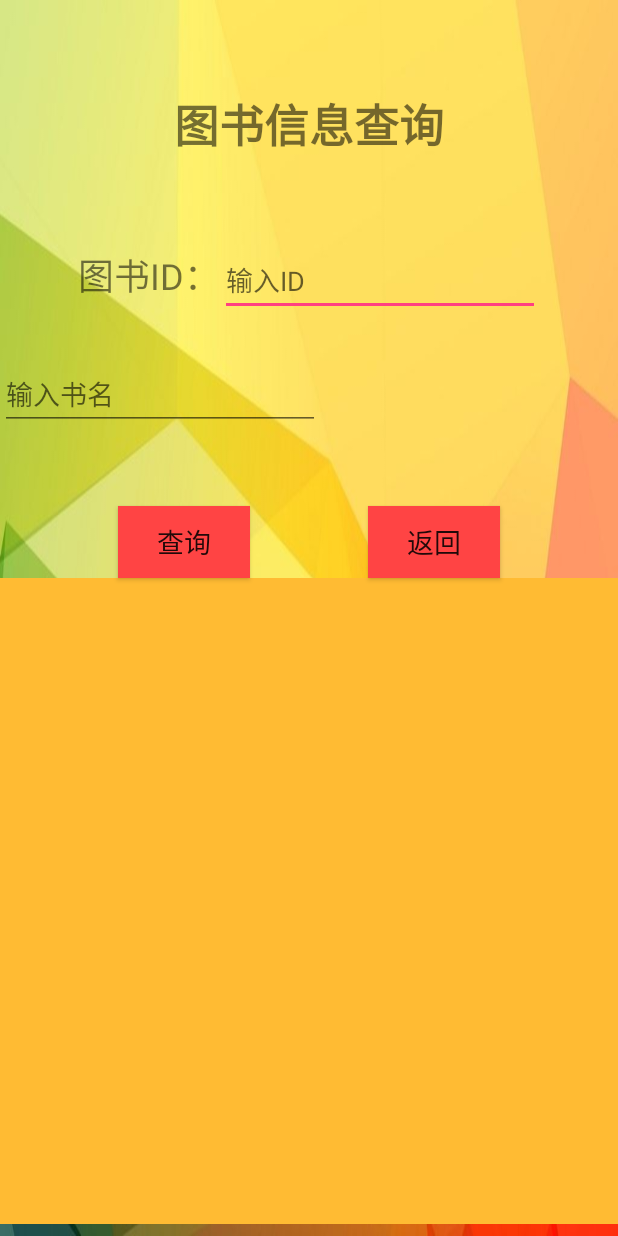
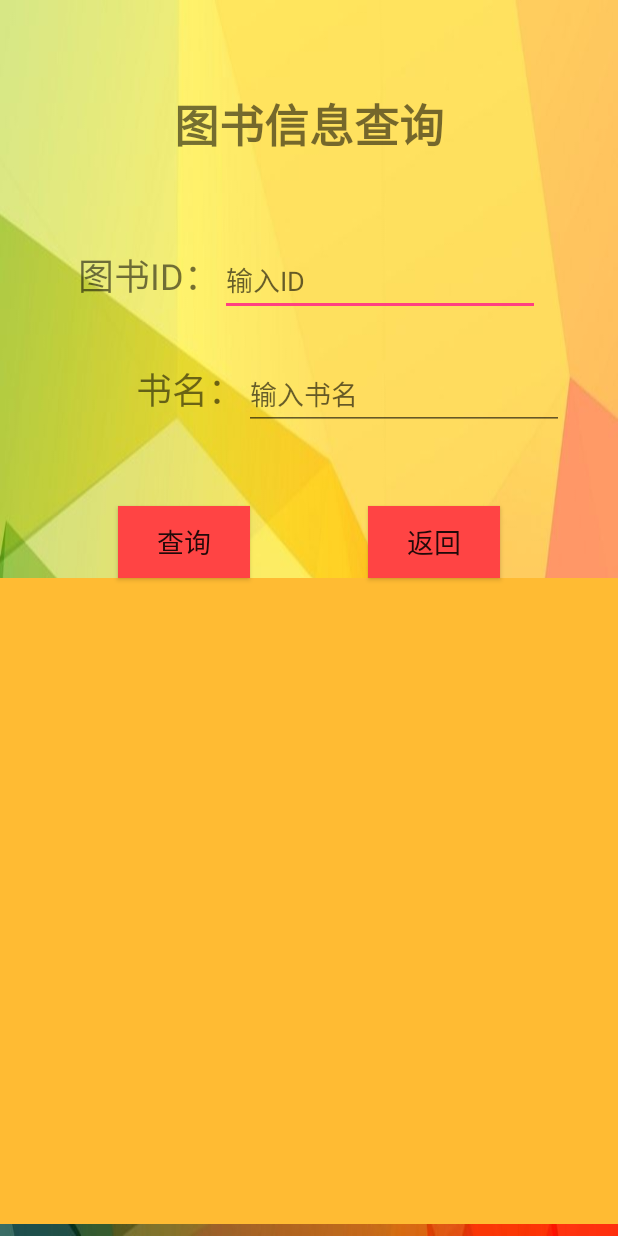
Before and after one commit to zjx1711605034/M171, an Android app: the layout activity_tushucx.xml on its own in the app's theme, with its tools: preview values and no code run, on a phone screen of 412 x 824 dp. Run offline under Robolectric (Android 15) with nearby library versions, the phone set to English and light mode, and no system bars.

Commit message:
主界面跳转

```diff
--- a/app/src/main/res/layout/activity_tushucx.xml
+++ b/app/src/main/res/layout/activity_tushucx.xml
@@ -65,11 +65,13 @@
         android:id="@+id/edt_main_name"
         android:layout_width="wrap_content"
         android:layout_height="wrap_content"
+        android:layout_marginEnd="36dp"
+        android:layout_marginRight="36dp"
         android:ems="10"
         android:hint="输入书名"
         android:inputType="textPersonName"
         app:layout_constraintBaseline_toBaselineOf="@+id/tv_main_name"
-        tools:layout_editor_absoluteX="133dp" />
+        app:layout_constraintEnd_toEndOf="parent" />
 
     <TextView
         android:id="@+id/tv_main_show"
@@ -81,10 +83,10 @@
         app:layout_constraintEnd_toEndOf="parent"
         app:layout_constraintHorizontal_bias="0.0"
         app:layout_constraintStart_toStartOf="parent"
-        app:layout_constraintTop_toBottomOf="@+id/but_main_cx" />
+        app:layout_constraintTop_toBottomOf="@+id/btn_tushu_check" />
 
     <Button
-        android:id="@+id/but_main_cx"
+        android:id="@+id/btn_tushu_check"
         android:layout_width="wrap_content"
         android:layout_height="wrap_content"
         android:layout_marginStart="8dp"
@@ -95,13 +97,13 @@
         android:background="@android:color/holo_red_light"
         android:text="查询"
         android:textSize="18sp"
-        app:layout_constraintEnd_toStartOf="@+id/but_main_back"
+        app:layout_constraintEnd_toStartOf="@+id/btn_tushu_return"
         app:layout_constraintHorizontal_bias="0.5"
         app:layout_constraintStart_toStartOf="parent"
         app:layout_constraintTop_toBottomOf="@+id/tv_main_name" />
 
     <Button
-        android:id="@+id/but_main_back"
+        android:id="@+id/btn_tushu_return"
         android:layout_width="wrap_content"
         android:layout_height="wrap_content"
         android:layout_marginEnd="8dp"
@@ -109,9 +111,9 @@
         android:background="@android:color/holo_red_light"
         android:text="返回"
         android:textSize="18sp"
-        app:layout_constraintBaseline_toBaselineOf="@+id/but_main_cx"
+        app:layout_constraintBaseline_toBaselineOf="@+id/btn_tushu_check"
         app:layout_constraintEnd_toEndOf="parent"
         app:layout_constraintHorizontal_bias="0.5"
-        app:layout_constraintStart_toEndOf="@+id/but_main_cx" />
+        app:layout_constraintStart_toEndOf="@+id/btn_tushu_check" />
 
 </android.support.constraint.ConstraintLayout>
```
Also changed, not shown: app/src/main/java/com/example/yt/libiarymessage/LuruActivity.java (+12 -0 lines), app/src/main/java/com/example/yt/libiarymessage/TushucxActivity.java (+12 -0 lines), app/src/main/java/com/example/yt/libiarymessage/ZhuceActivity.java (+12 -0 lines).
